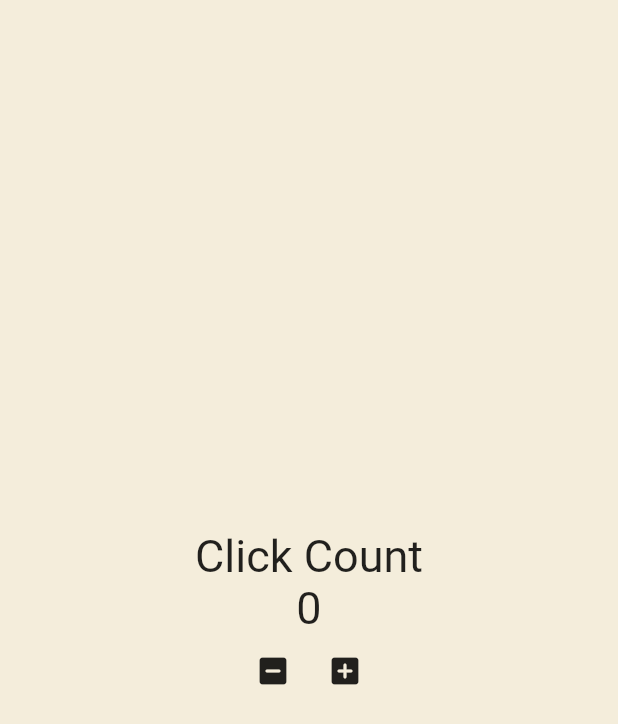
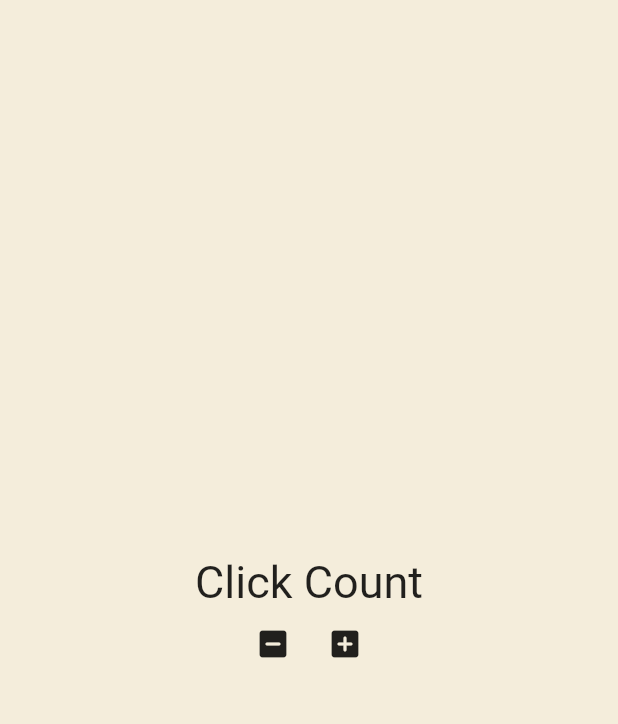
Before and after one commit to baekjungkim/statefull_widgets, a Flutter app: the screen it shows after launch, on a phone screen of 412 x 824 dp. Shown: the top 724 px of the screen. Run offline on Flutter 3.47's test engine with Material 2 defaults, Android fonts, the phone set to English and light mode, and no system bars.

Commit message:
#4.2 Recap

```diff
--- a/lib/main.dart
+++ b/lib/main.dart
@@ -14,17 +14,18 @@ class App extends StatefulWidget {
 }
 
 class _AppState extends State<App> {
-  int counter = 0;
+  List<int> numbers = [];
 
   void onPlusClicked() {
     setState(() {
-      counter++;
+      numbers.add(numbers.length);
     });
   }
 
   void onMinusClicked() {
+    if (numbers.isEmpty) return;
     setState(() {
-      counter--;
+      numbers.removeLast();
     });
   }
 
@@ -43,12 +44,7 @@ class _AppState extends State<App> {
                   fontSize: 30,
                 ),
               ),
-              Text(
-                '$counter',
-                style: const TextStyle(
-                  fontSize: 30,
-                ),
-              ),
+              for (var number in numbers) Text('$number'),
               Row(
                 mainAxisAlignment: MainAxisAlignment.center,
                 children: [
```
